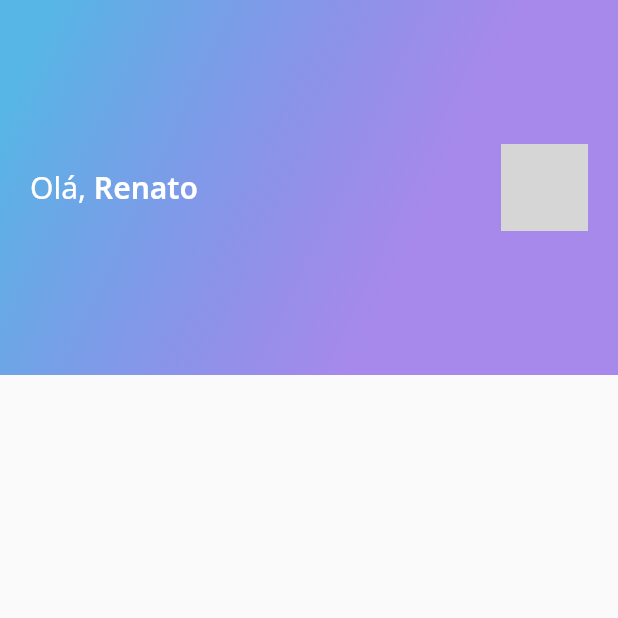
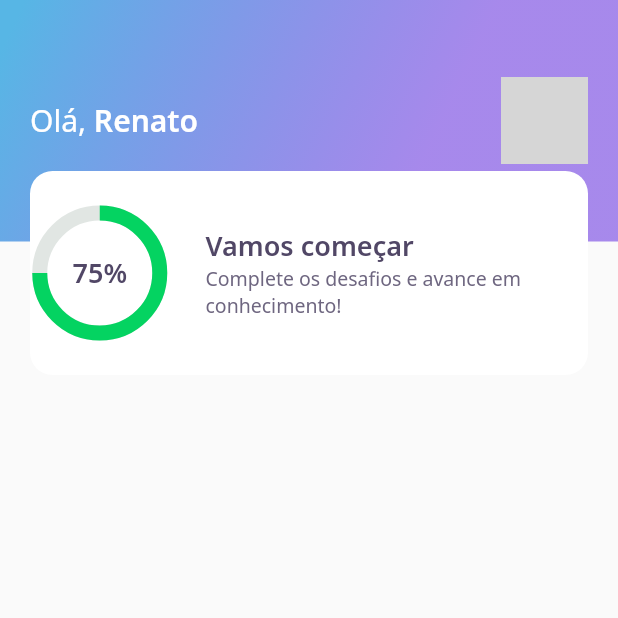
Before and after one commit to renatorv/devquiz, a Flutter app: the screen it shows after launch, on a phone screen of 412 x 824 dp, the top half of it. Run offline on Flutter 3.47's test engine with Material 2 defaults, Android fonts, the phone set to English and light mode, and no system bars; our stand-ins replace google_fonts; network calls fail; grey boxes are pictures that could not be loaded.

Commit message:
compilado no mac 2

```diff
--- a/lib/home/widgets/app_bar/app_bar_widget.dart
+++ b/lib/home/widgets/app_bar/app_bar_widget.dart
@@ -1,6 +1,7 @@
 import 'package:devquiz/core/app_gradients.dart';
 import 'package:devquiz/core/app_text_styles.dart';
 import 'package:flutter/material.dart';
+import '../score_card/score_card_widget.dart';
 
 class AppBarWidget extends PreferredSize {
   AppBarWidget()
@@ -8,21 +9,29 @@ class AppBarWidget extends PreferredSize {
           preferredSize: Size.fromHeight(250),
           child: Container(
             height: 250,
+            child: Stack(
+              children: [
+                Container(
+                  padding: const EdgeInsets.symmetric(horizontal: 20),
+                  height: 161,
+                  width: double.maxFinite,
                   decoration: BoxDecoration(
                     gradient: AppGradients.linear,
                   ),
-            child: Padding(
-              padding: const EdgeInsets.symmetric(horizontal: 20),
                   child: Row(
                     mainAxisAlignment: MainAxisAlignment.spaceBetween,
                     children: [
                       Text.rich(
-                    TextSpan(text: 'Olá, ', style: AppTextStyles.title, children: [
+                        TextSpan(
+                          text: 'Olá, ',
+                          style: AppTextStyles.title,
+                          children: [
                             TextSpan(
                               text: 'Renato',
                               style: AppTextStyles.titleBold,
                             ),
-                    ]),
+                          ],
+                        ),
                       ),
                       Container(
                         width: 58,
@@ -30,13 +39,21 @@ class AppBarWidget extends PreferredSize {
                         decoration: BoxDecoration(
                           borderRadius: BorderRadius.circular(10),
                           image: DecorationImage(
-                        image: NetworkImage('https://avatars.githubusercontent.com/u/17412678?v=4'),
+                            image: NetworkImage(
+                              'https://avatars.githubusercontent.com/u/17412678?v=4',
+                            ),
                           ),
                         ),
                       ),
                     ],
                   ),
                 ),
+                Align(
+                  alignment: Alignment(0.0, 1.0),
+                  child: ScoreCardWidget(),
+                ),
+              ],
+            ),
           ),
         );
 }
--- /dev/null
+++ b/lib/home/widgets/chart/chart_widget.dart
@@ -0,0 +1,38 @@
+import 'package:flutter/material.dart';
+
+import '../../../core/core.dart';
+
+class ChartWidget extends StatelessWidget {
+  const ChartWidget({Key? key}) : super(key: key);
+
+  @override
+  Widget build(BuildContext context) {
+    return Container(
+      height: 80,
+      width: 80,
+      child: Stack(
+        children: [
+          Center(
+            child: Container(
+              width: 80,
+              height: 80,
+              child: CircularProgressIndicator(
+                strokeWidth: 10,
+                value: .75,
+                backgroundColor: AppColors.chartSecondary,
+                valueColor:
+                    AlwaysStoppedAnimation<Color>(AppColors.chartPrimary),
+              ),
+            ),
+          ),
+          Center(
+            child: Text(
+              '75%',
+              style: AppTextStyles.heading,
+            ),
+          )
+        ],
+      ),
+    );
+  }
+}
--- a/lib/home/widgets/score_card/score_card_widget.dart
+++ b/lib/home/widgets/score_card/score_card_widget.dart
@@ -1,14 +1,51 @@
+import 'package:devquiz/home/widgets/chart/chart_widget.dart';
+import 'package:flutter/material.dart';
 
-import 'package:flutter/material.dart';
+import '../../../core/core.dart';
 
 class ScoreCardWidget extends StatelessWidget {
   const ScoreCardWidget({Key? key}) : super(key: key);
 
   @override
   Widget build(BuildContext context) {
-    return Container(
-      child: Container(),
+    return Padding(
+      padding: const EdgeInsets.only(left: 20, right: 20),
+      child: Container(
+        height: 136,
+        decoration: BoxDecoration(
+          color: AppColors.white,
+          borderRadius: BorderRadius.circular(15),
+        ),
+        child: Row(
+          crossAxisAlignment: CrossAxisAlignment.center,
+          children: [
+            Expanded(
+              flex: 1,
+              child: ChartWidget(),
+            ),
+            Expanded(
+              flex: 3,
+              child: Padding(
+                padding: const EdgeInsets.only(left: 24),
+                child: Column(
+                  crossAxisAlignment: CrossAxisAlignment.start,
+                  mainAxisAlignment: MainAxisAlignment.center,
+                  children: [
+                    Text(
+                      'Vamos começar',
+                      style: AppTextStyles.heading,
+                    ),
+                    Text(
+                      'Complete os desafios e avance em conhecimento!',
+                      style: AppTextStyles.body,
+                    ),
+                  ],
+                ),
+              ),
+            )
+          ],
+        ),
+      ),
     );
   }
 }
-//1 hora e 4 minutos
```
Also changed, not shown: 3 other files. Lines whose indentation alone changed are shown as unchanged.
